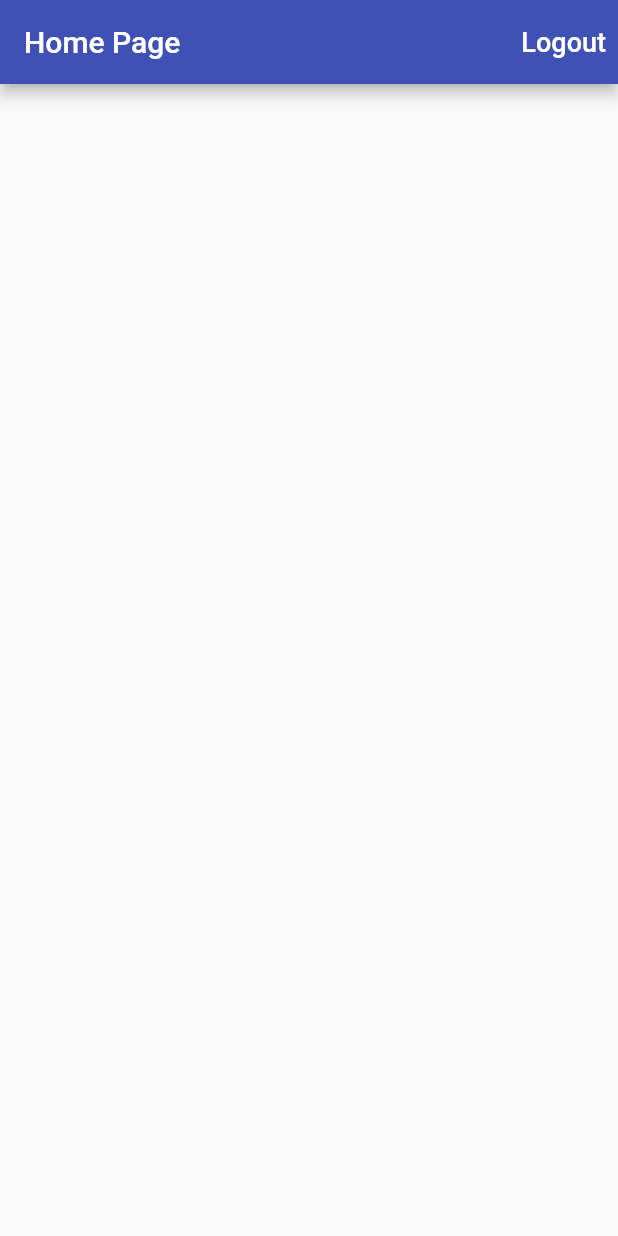
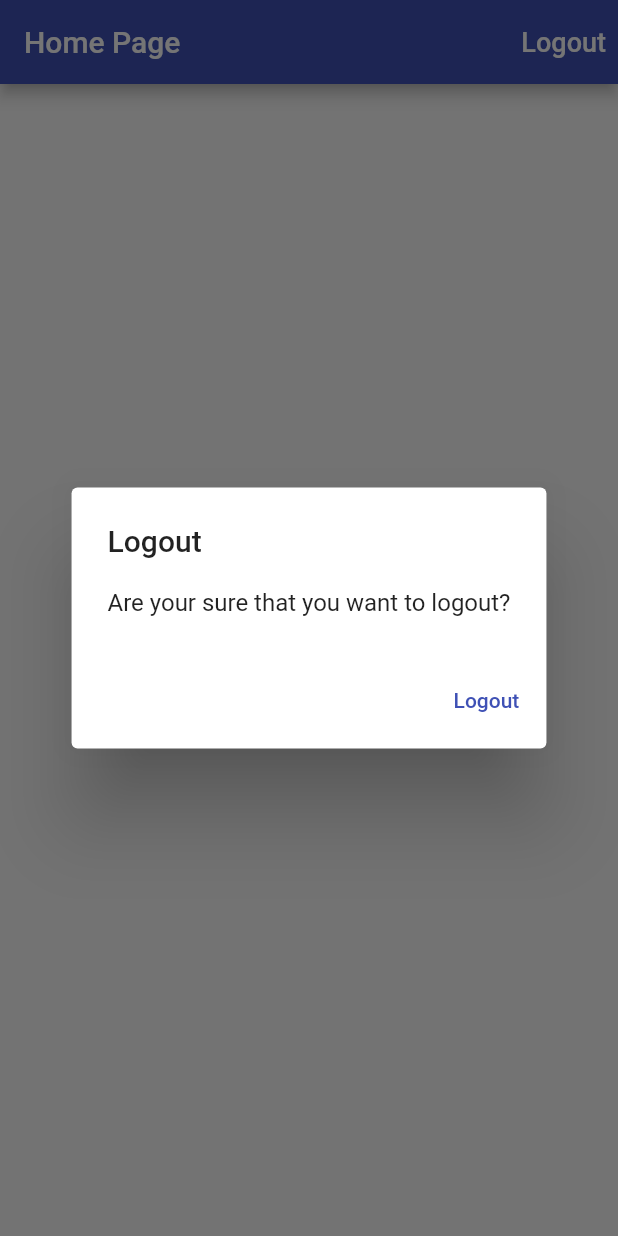
Before and after one commit to Artwot/curso-flutter, a Flutter app: the screen it shows once a user with an empty profile is signed in, after a tap on "Logout", on a phone screen of 412 x 824 dp. Run offline on Flutter 3.47's test engine with Material 2 defaults, Android fonts, the phone set to English and light mode, and no system bars; our stand-ins replace firebase_auth, firebase_core, google_sign_in; missing offline and left inert: flutter_login_facebook; accounts and stored records are empty.

Commit message:
Agregar Alert Dialog de Logout

```diff
--- a/time_tracker_flutter_course/lib/app/home_page.dart
+++ b/time_tracker_flutter_course/lib/app/home_page.dart
@@ -1,5 +1,7 @@
 import 'package:flutter/material.dart';
 import 'package:time_tracker_flutter_course/app/services/auth.dart';
+
+import '../common_widgets/show_alert_dialog.dart';
 
 class HomePage extends StatelessWidget {
   const HomePage({Key? key, required this.auth}) : super(key: key);
@@ -11,6 +13,16 @@ class HomePage extends StatelessWidget {
     } catch (e) {
       print(e.toString());
     }
+  }
+
+  Future<void> _confirmSignOut(BuildContext context) async {
+    final didRequestSignOut = await showAlertDialog(
+      context,
+      title: 'Logout',
+      content: 'Are your sure that you want to logout?',
+      defaultActionText: 'Logout',
+    );
+    if (didRequestSignOut == true) _signOut();
   }
 
   @override
@@ -27,7 +39,7 @@ class HomePage extends StatelessWidget {
                 color: Colors.white,
               ),
             ),
-            onPressed: _signOut,
+            onPressed: () => _confirmSignOut(context),
           )
         ],
       ),
--- a/time_tracker_flutter_course/lib/common_widgets/show_alert_dialog.dart
+++ b/time_tracker_flutter_course/lib/common_widgets/show_alert_dialog.dart
@@ -7,6 +7,7 @@ Future<bool?> showAlertDialog(
   required String title,
   required String content,
   required String defaultActionText,
+  String? cancelActionText,
 }) async {
   if (!Platform.isIOS) {
     return showDialog(
@@ -15,6 +16,11 @@ Future<bool?> showAlertDialog(
         title: Text(title),
         content: Text(content),
         actions: [
+          if (cancelActionText != null)
+            TextButton(
+              child: Text(cancelActionText),
+              onPressed: () => Navigator.of(context).pop(false),
+            ),
           TextButton(
             child: Text(defaultActionText),
             onPressed: () => Navigator.of(context).pop(true),
@@ -29,6 +35,11 @@ Future<bool?> showAlertDialog(
       title: Text(title),
       content: Text(content),
       actions: [
+        if (cancelActionText != null)
+          TextButton(
+            child: Text(cancelActionText),
+            onPressed: () => Navigator.of(context).pop(false),
+          ),
         CupertinoDialogAction(
           child: Text(defaultActionText),
           onPressed: () => Navigator.of(context).pop(true),
```
